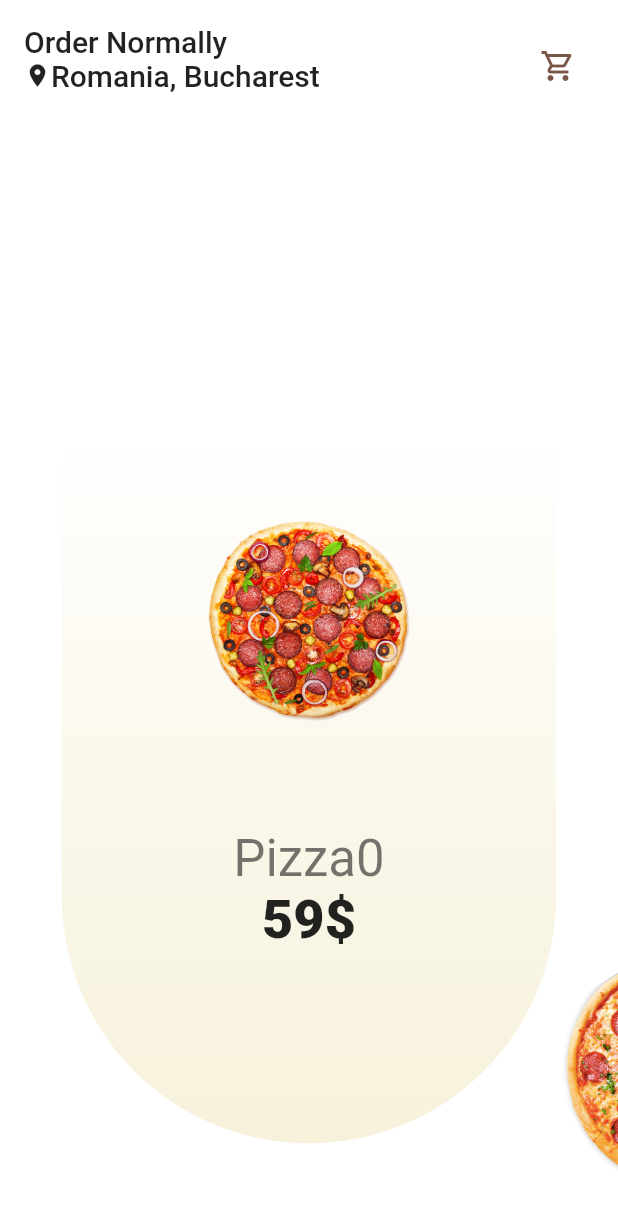
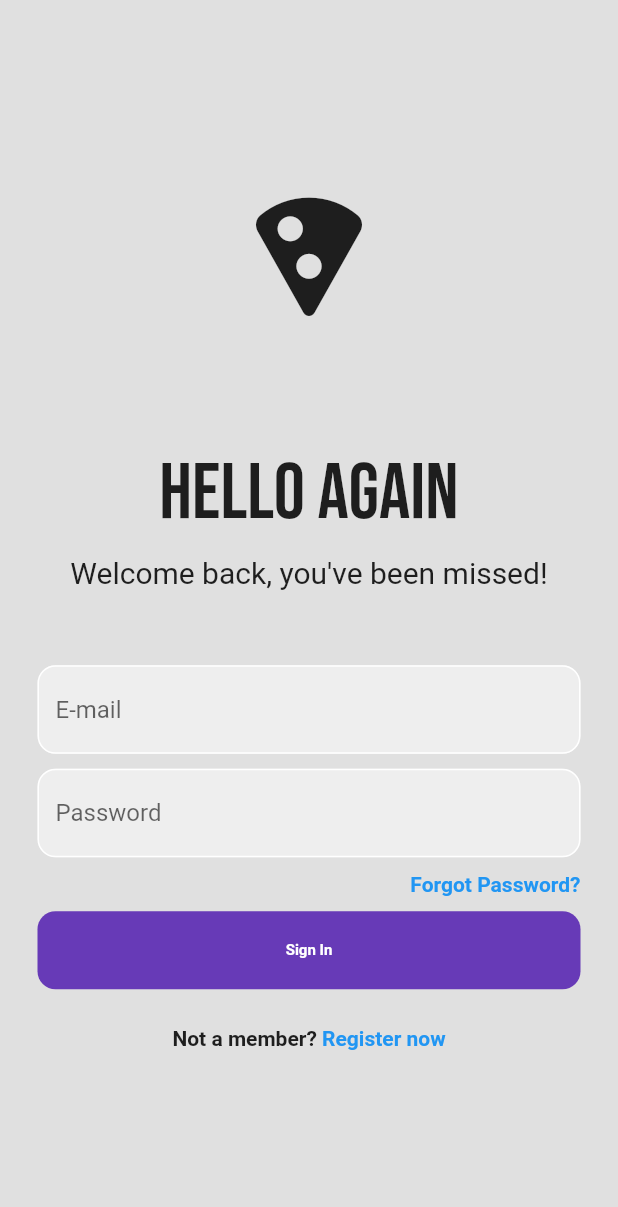
Before and after one commit to MihaiAlexandru2021/pizza_order, a Flutter app: the screen it shows after launch, on a phone screen of 412 x 824 dp. Shown: the top 1207 px of the screen. Run offline on Flutter 3.47's test engine with Material 2 defaults, Android fonts, the phone set to English and light mode, and no system bars; our stand-ins replace cloud_firestore, firebase_auth, firebase_core, google_fonts; accounts and stored records are empty.

Commit message:
Connect to Firebase.
Create Firebase project.
Connect PizzaApp to Firebase.
Create LoginPage, RegisterPage, ForgotPassword.

```diff
--- a/lib/PizzaOrderProvider.dart
+++ b/lib/PizzaOrderProvider.dart
@@ -1,5 +1,6 @@
 import 'package:flutter/material.dart';
-import 'package:pizza_order/PizzaOrderBlock.dart';
+
+import 'PizzaOrderBlock.dart';
 
 class PizzaOrderProvider extends InheritedWidget {
 
--- /dev/null
+++ b/lib/auth/AuthPage.dart
@@ -0,0 +1,32 @@
+import 'package:flutter/material.dart';
+import 'package:pizza_order/auth/RegisterPage.dart';
+
+import 'LoginPage.dart';
+
+class AuthPage extends StatefulWidget {
+  const AuthPage({Key? key}) : super(key: key);
+
+  @override
+  State<AuthPage> createState() => _AuthPageState();
+}
+
+class _AuthPageState extends State<AuthPage> {
+
+  // initially, show the login page
+  bool showLoginPage = true;
+
+  void toggleScreens() {
+    setState(() {
+      showLoginPage = !showLoginPage;
+    });
+  }
+
+  @override
+  Widget build(BuildContext context) {
+    if (showLoginPage) {
+      return LoginPage(showRegisterPage: toggleScreens);
+    } else {
+      return RegisterPage(showLoginPage: toggleScreens);
+    }
+  }
+}
--- /dev/null
+++ b/lib/auth/LoginPage.dart
@@ -0,0 +1,181 @@
+import 'package:firebase_auth/firebase_auth.dart';
+import 'package:flutter/cupertino.dart';
+import 'package:flutter/material.dart';
+import 'package:google_fonts/google_fonts.dart';
+
+import 'ForgotPasswordPage.dart';
+
+class LoginPage extends StatefulWidget {
+  final VoidCallback showRegisterPage;
+  const LoginPage({Key? key, required this.showRegisterPage}) : super(key: key);
+
+  @override
+  State<LoginPage> createState() => _LoginPageState();
+}
+
+class _LoginPageState extends State<LoginPage> {
+  final emailController = TextEditingController();
+  final passwordController = TextEditingController();
+
+  Future signIn() async {
+    await FirebaseAuth.instance.signInWithEmailAndPassword(
+        email: emailController.text.trim(),
+        password: passwordController.text.trim()
+    );
+  }
+
+  @override
+  void dispose() {
+    emailController.dispose();
+    passwordController.dispose();
+    super.dispose();
+  }
+
+  @override
+  Widget build(BuildContext context) {
+    return Scaffold(
+        backgroundColor: Colors.grey[300],
+        body: SafeArea(
+          child: Center(
+            child: SingleChildScrollView(
+              child: Column(
+                  mainAxisAlignment: MainAxisAlignment.center,
+                  children: [
+                    Icon(Icons.local_pizza_rounded, size: 100),
+                    SizedBox(height: 75),
+                    Text(
+                      'Hello Again',
+                      style: GoogleFonts.bebasNeue(fontSize: 52),
+                    ),
+                    SizedBox(
+                      height: 10,
+                    ),
+                    Text(
+                      'Welcome back, you\'ve been missed!',
+                      style: TextStyle(fontSize: 20),
+                    ),
+                    SizedBox(height: 50),
+
+                    Padding(
+                      padding: const EdgeInsets.symmetric(horizontal: 25.0),
+                      child: TextField(
+                        controller: emailController,
+                        decoration: InputDecoration(
+                            enabledBorder: OutlineInputBorder(
+                                borderSide: BorderSide(color: Colors.white),
+                                borderRadius: BorderRadius.circular(12)),
+                            focusedBorder: OutlineInputBorder(
+                                borderSide:
+                                BorderSide(color: Colors.deepPurple),
+                                borderRadius: BorderRadius.circular(12)),
+                            hintText: 'E-mail',
+                            fillColor: Colors.grey[200],
+                            filled: true
+                        ),
+                      ),
+                    ),
+
+                    SizedBox(
+                      height: 10,
+                    ),
+
+                    //pass textfield
+
+                    Padding(
+                      padding: const EdgeInsets.symmetric(horizontal: 25.0),
+                      child: TextField(
+                        obscureText: true,
+                        controller: passwordController,
+                        decoration: InputDecoration(
+                            enabledBorder: OutlineInputBorder(
+                                borderSide: BorderSide(color: Colors.white),
+                                borderRadius: BorderRadius.circular(12)),
+                            focusedBorder: OutlineInputBorder(
+                                borderSide:
+                                    BorderSide(color: Colors.deepPurple),
+                                borderRadius: BorderRadius.circular(12)),
+                          hintText: 'Password',
+                          fillColor: Colors.grey[200],
+                          filled: true
+                        ),
+                      ),
+                    ),
+
+                    SizedBox(height: 10),
+
+                    Padding(
+                      padding: const EdgeInsets.symmetric(horizontal: 25.0),
+                      child: Row(
+                        mainAxisAlignment: MainAxisAlignment.end,
+                        children: [
+                          GestureDetector(
+                            onTap: () {
+                              Navigator.push(context, MaterialPageRoute(
+                                  builder: (context) {
+                                    return ForgotPasswordPage();
+                                  }
+                              ));
+                            },
+                            child: Text(
+                              'Forgot Password?',
+                                style: TextStyle(
+                                    color: Colors.blue, fontWeight: FontWeight.bold)
+                            ),
+                          ),
+                        ],
+                      ),
+                    ),
+
+                    SizedBox(height: 10),
+
+                    //sign in button
+
+                    Padding(
+                      padding: const EdgeInsets.symmetric(horizontal: 25.0),
+                      child: GestureDetector(
+                        onTap: signIn,
+                        child: Container(
+                          padding: EdgeInsets.all(20),
+                          decoration: BoxDecoration(
+                              color: Colors.deepPurple,
+                              borderRadius: BorderRadius.circular(12)),
+                          child: Center(
+                            child: Text(
+                              'Sign In',
+                              style: TextStyle(
+                                  color: Colors.white,
+                                  fontWeight: FontWeight.bold,
+                                  fontSize: 10),
+                            ),
+                          ),
+                        ),
+                      ),
+                    ),
+
+                    SizedBox(
+                      height: 25,
+                    ),
+
+                    // not a member? register now
+
+                    Row(
+                      mainAxisAlignment: MainAxisAlignment.center,
+                      children: [
+                        Text('Not a member? ',
+                            style: TextStyle(fontWeight: FontWeight.bold)),
+                        GestureDetector(
+                          onTap: widget.showRegisterPage,
+                          child: Text(
+                            'Register now',
+                            style: TextStyle(
+                                color: Colors.blue, fontWeight: FontWeight.bold),
+                          ),
+                        )
+                      ],
+                    )
+                  ]),
+            ),
+          ),
+        ));
+  }
+}
--- /dev/null
+++ b/lib/auth/MainPage.dart
@@ -0,0 +1,26 @@
+import 'package:flutter/material.dart';
+import 'package:firebase_auth/firebase_auth.dart';
+import 'package:pizza_order/PizzaOrderHome.dart';
+
+import 'AuthPage.dart';
+
+class MainPage extends StatelessWidget {
+  const MainPage({Key? key}) : super(key: key);
+
+  @override
+  Widget build(BuildContext context) {
+    return Scaffold(
+        body: StreamBuilder<User?>(
+          stream: FirebaseAuth.instance.authStateChanges(),
+          builder: (context, snapshot) {
+            print('MainPage');
+            if (snapshot.hasData) {
+              return PizzaOrderHome();
+            } else {
+              return AuthPage();
+            }
+          }
+        )
+    );
+  }
+}
--- a/lib/main.dart
+++ b/lib/main.dart
@@ -1,8 +1,13 @@
 import 'package:flutter/material.dart';
 import 'package:flutter/services.dart';
-import 'package:pizza_order/PizzaOrderHome.dart';
+import 'package:firebase_core/firebase_core.dart';
 
-void main() {
+import 'auth/MainPage.dart';
+
+void main() async{
+  WidgetsFlutterBinding.ensureInitialized();
+  await Firebase.initializeApp();
+
   runApp(const MainPizzaOrderApp());
 }
 
@@ -14,7 +19,7 @@ class MainPizzaOrderApp extends StatelessWidget {
     _portraitModeOnly();
     return MaterialApp(
       theme: ThemeData.light(),
-      home: PizzaOrderHome()
+      home: MainPage()
     );
   }
 
```
Also changed, not shown: lib/PizzaOrderHome.dart (+23 -8 lines), lib/ProfileSettings.dart (added, +41 -0 lines), lib/auth/ForgotPasswordPage.dart (added, +88 -0 lines), lib/auth/RegisterPage.dart (added, +297 -0 lines), pubspec.yaml (+9 -0 lines), lib/firebase_options.dart (added), pubspec.lock, 7 other files.
